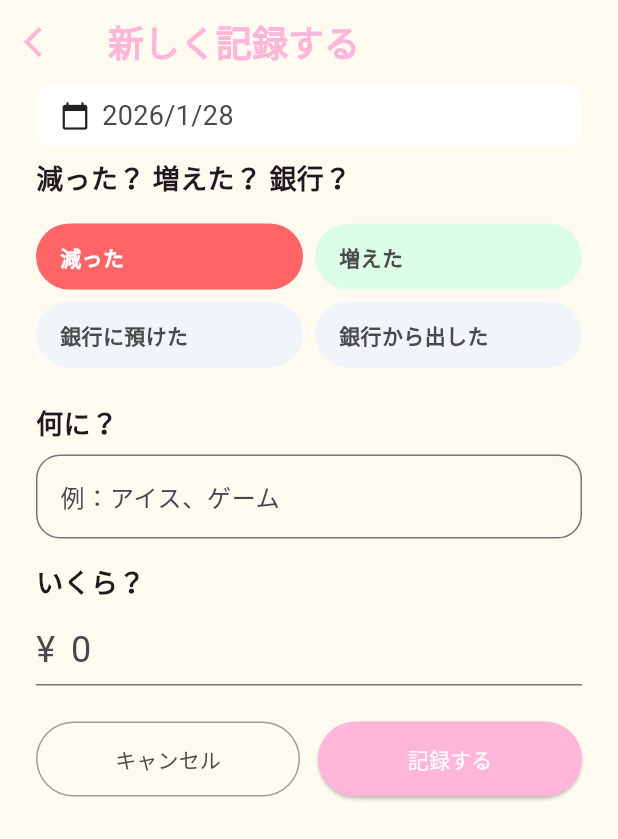
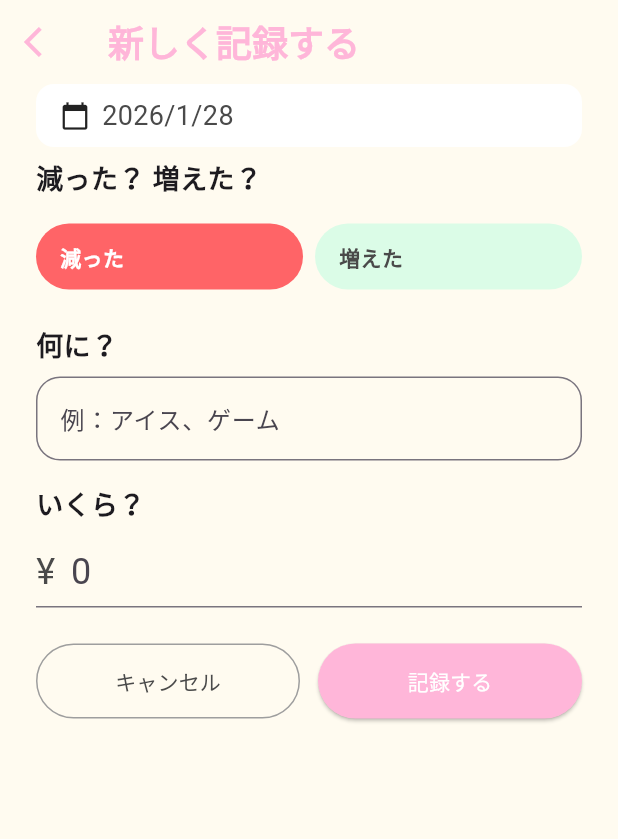
Before and after one commit to webtailortokyo/money_memo, a Flutter app: the InputPage screen opened directly, on a phone screen of 412 x 824 dp. Shown: the top 839 px of the screen. Run offline on Flutter 3.47's test engine with Material 3 defaults, Android fonts, the phone set to English and light mode, and no system bars; our stand-ins replace audioplayers, hive, hive_flutter, lottie, vibration; accounts and stored records are empty; Roboto replaces fonts that are missing (Rounded Mplus 1c).

Commit message:
delete bank

```diff
--- a/lib/constants.dart
+++ b/lib/constants.dart
@@ -15,11 +15,9 @@ class AppStrings {
   static const String inputErrorSnackbarMessage = '項目と金額を入力してください';
   static const String memoLabelDecrease = '何に？';
   static const String memoLabelIncrease = '何で？';
-  static const String memoLabelBank = 'メモ';
   static const String memoHintDecrease = '例：アイス、ゲーム';
   static const String memoHintIncrease = '例：お小遣い、プレゼント';
-  static const String memoHintBank = '例：〇〇銀行';
-  static const String typeSelectionTitle = '減った？ 増えた？ 銀行？';
+  static const String typeSelectionTitle = '減った？ 増えた？';
   static const String amountLabel = 'いくら？';
   static const String amountHint = '0';
   static const String updateButtonText = '更新する';
@@ -28,9 +26,7 @@ class AppStrings {
   static const String editRecordTitle = '記録を編集する';
   static const String newRecordTitle = '新しく記録する';
 
-  // input_page.dart のメモの初期値
-  static const String initialMemoBankIn = '銀行に預けた';
-  static const String initialMemoBankOut = '銀行から出した';
+
 
   // period_page.dart
   static const String periodPageTitle = '期間で見る';
@@ -43,11 +39,8 @@ class AppStrings {
   static const String detailSectionTitle = '■ 内訳';
   static const String increaseTypeLabel = '増えた';
   static const String decreaseTypeLabel = '減った';
-  static const String bankInTypeLabel = '銀行入金';
-  static const String bankOutTypeLabel = '銀行出金';
-  static const String bankBalanceLabel = '銀行残高';
   static const String clipboardHeader = '日付\t内容\t種別\t金額';
-  static const String clipboardNote = '※銀行については「銀行に預けた」を＋、「銀行から出した」を－として扱っています（手元のお金ではなく銀行残高基準）\n※タブ区切りテキスト形式のため、Excel等の表計算ソフトへの貼り付けが可能です\n';
+  static const String clipboardNote = '※タブ区切りテキスト形式のため、Excel等の表計算ソフトへの貼り付けが可能です\n';
 
 }
 
@@ -93,6 +86,4 @@ class HiveConstants {
 class MoneyEntryTypes {
   static const String increase = 'increase';
   static const String decrease = 'decrease';
-  static const String bankIn = 'bankIn';
-  static const String bankOut = 'bankOut';
 }
--- a/lib/models/money_entry.dart
+++ b/lib/models/money_entry.dart
@@ -39,9 +39,7 @@ class MoneyEntry extends HiveObject {
         return '-¥$formattedAmount';
       case 'increase':
         return '+¥$formattedAmount';
-      case 'bankIn':
-      case 'bankOut':
-        return '¥$formattedAmount';
+
       default:
         return '¥$formattedAmount';
     }
--- a/lib/models/money_type.dart
+++ b/lib/models/money_type.dart
@@ -1,6 +1,4 @@
 enum MoneyType {
   increase,   // 増えた
   decrease,   // 減った
-  bankIn,     // 銀行に預けた
-  bankOut,    // 銀行から出した
 }
--- a/lib/pages/input_page.dart
+++ b/lib/pages/input_page.dart
@@ -74,14 +74,9 @@ class _InputPageState extends State<InputPage> {
       if (isEdit) return;
 
       // タイプごとにメモを自動更新
-      if (type == MoneyType.bankIn) {
-        memoController.text = AppStrings.initialMemoBankIn;
-      } else if (type == MoneyType.bankOut) {
-        memoController.text = AppStrings.initialMemoBankOut;
-      } else {
-        // 「減った」「増えた」はメモを空にする
-        memoController.clear();
-      }
+
+      // 「減った」「増えた」はメモを空にする
+      memoController.clear();
     });
   }
 
@@ -157,16 +152,7 @@ class _InputPageState extends State<InputPage> {
         lottieFile = 'assets/lottie/decrease.json';
         vibrationDuration = 500;
         break;
-      case MoneyType.bankIn:
-        soundFile = 'sounds/bank.mp3';
-        lottieFile = 'assets/lottie/bank_in.json';
-        vibrationDuration = 500;
-        break;
-      case MoneyType.bankOut:
-        soundFile = 'sounds/bank.mp3';
-        lottieFile = 'assets/lottie/bank_out.json';
-        vibrationDuration = 500;
-        break;
+
     }
 
     // 1. 振動と音を並列再生（待たなくてよいが、音は再生開始を確認したいのでawaitしても良い）
@@ -228,9 +214,7 @@ class _InputPageState extends State<InputPage> {
         return AppStrings.memoLabelDecrease;
       case MoneyType.increase:
         return AppStrings.memoLabelIncrease;
-      case MoneyType.bankIn:
-      case MoneyType.bankOut:
-        return AppStrings.memoLabelBank;
+
     }
   }
 
@@ -240,9 +224,7 @@ class _InputPageState extends State<InputPage> {
         return AppStrings.memoHintDecrease;
       case MoneyType.increase:
         return AppStrings.memoHintIncrease;
-      case MoneyType.bankIn:
-      case MoneyType.bankOut:
-        return AppStrings.memoHintBank;
+
     }
   }
 
@@ -262,7 +244,7 @@ class _InputPageState extends State<InputPage> {
                     ? AppColors.decreaseBg
                     : type == MoneyType.increase
                         ? AppColors.increaseBg
-                        : AppColors.bankBg,
+                        : Colors.transparent, // Default fallback instead of bankBg
             borderRadius: BorderRadius.circular(AppNumbers.typeButtonBorderRadius),
           ),
           child: Align(
@@ -353,14 +335,8 @@ class _InputPageState extends State<InputPage> {
                   _typeButton(AppStrings.increaseTypeLabel, MoneyType.increase, AppColors.increase),
                 ],
               ),
-              const SizedBox(height: AppNumbers.smallSpacing),
-              Row(
-                children: [
-                  _typeButton(AppStrings.initialMemoBankIn, MoneyType.bankIn, AppColors.bank),
-                  const SizedBox(width: AppNumbers.smallSpacing),
-                  _typeButton(AppStrings.initialMemoBankOut, MoneyType.bankOut, AppColors.bank),
-                ],
-              ),
+
+
 
               const SizedBox(height: AppNumbers.defaultPadding + AppNumbers.smallSpacing),
 
--- a/lib/theme.dart
+++ b/lib/theme.dart
@@ -16,10 +16,7 @@ class AppColors {
   static const increaseBg = Color(0xFFDBFCE7);
   static const increaseAmount = Color(0xFF008236);
 
-  // 銀行
-  static const bank = Color(0xFF90A1B9);
-  static const bankBg = Color(0xFFF1F5F9);
-  static const bankAmount = Color(0xFF45556C);
+
 
   // period_pageセクション背景
   static const sectionBg = Color(0xFFFFF2D9);
```
Also changed, not shown: lib/pages/period_page.dart (+5 -26 lines), lib/widgets/bank_amount_row.dart (deleted, +0 -28 lines), lib/widgets/money_entry_card.dart (+5 -37 lines), lib/widgets/total_amount_row.dart (+4 -6 lines).
